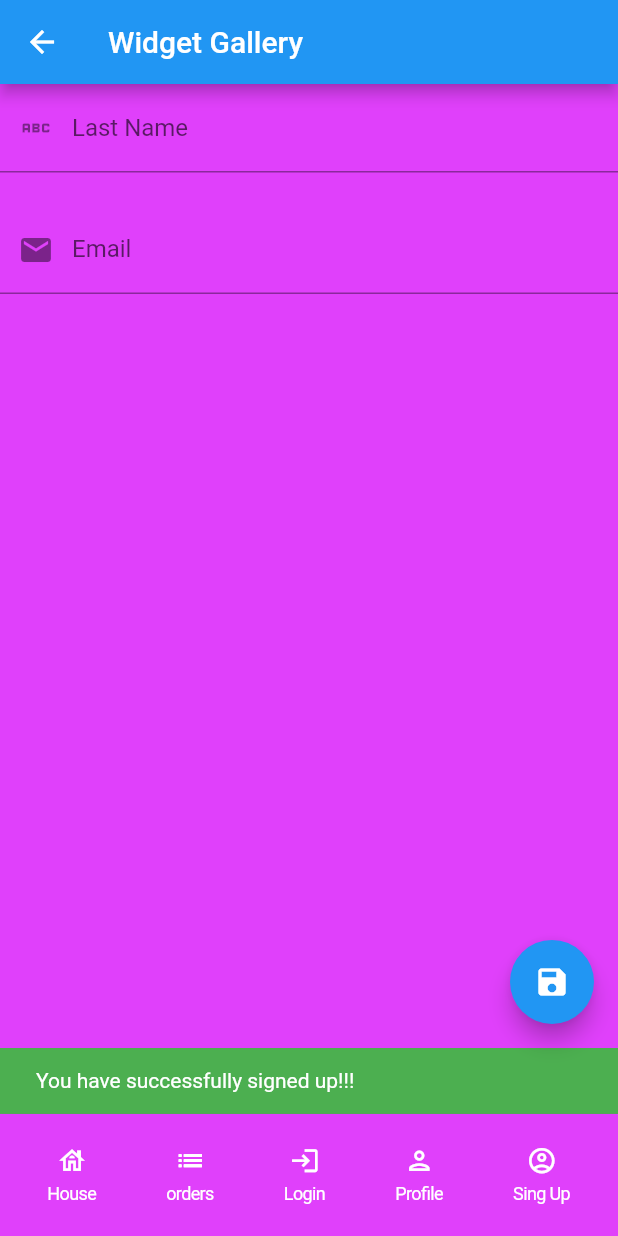
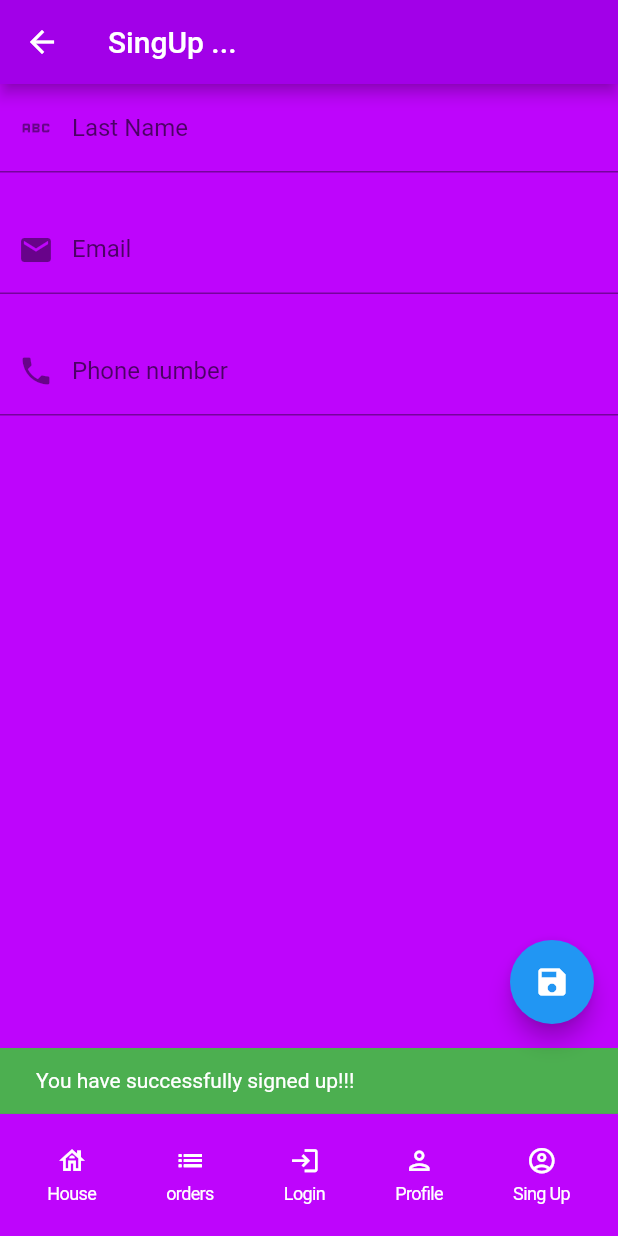
Before and after one commit to Soldier-2790/widgetgallery_-Quijano_Vazquez_Carlos-_9B, a Flutter app: the SingUpScreen screen opened by its route, after a tap on the "save" icon, on a phone screen of 412 x 824 dp. Run offline on Flutter 3.47's test engine with Material 2 defaults, Android fonts, the phone set to English and light mode, and no system bars.

Commit message:
Cambios (Act2)

```diff
--- a/lib/main.dart
+++ b/lib/main.dart
@@ -8,7 +8,7 @@ class MyApp extends StatelessWidget {
   @override
   Widget build(BuildContext context) {
     return MaterialApp(
-      title: 'Widget Gallery',
+      title: 'Mini proyecto',
       debugShowCheckedModeBanner: false,
       initialRoute: AppRoute.root,
       routes: AppRoute.getRoutes(),
--- a/lib/models/student.dart
+++ b/lib/models/student.dart
@@ -10,7 +10,7 @@ class Student {
     this.gender = 0,
     this.country = '',
   });
-  factory Student.empty() => const Student(
+  factory Student.empty() => Student(
       firstName: '',
       lastName: '',
       email: '',
--- a/lib/screens/home_screen.dart
+++ b/lib/screens/home_screen.dart
@@ -5,7 +5,6 @@ import '../widgets/buttom_menu.dart';
 
 class HomeScreen extends StatelessWidget {
   const HomeScreen({Key? key}) : super(key: key);
-  @override
   @override
   Widget build(BuildContext context) {
     return Scaffold(
--- a/lib/screens/login_screen.dart
+++ b/lib/screens/login_screen.dart
@@ -8,9 +8,10 @@ class LoginScreen extends StatelessWidget {
   @override
   Widget build(BuildContext context) {
     return Scaffold(
-      backgroundColor: Colors.redAccent,
+      backgroundColor: Color.fromARGB(255, 135, 236, 76),
       appBar: AppBar(
-        title: const Text('Widget Gallery'),
+        title: const Text('Login screen....'),
+        backgroundColor: Colors.green,
       ),
       body: Center(
         child: Column(
--- a/lib/screens/orders_screen.dart
+++ b/lib/screens/orders_screen.dart
@@ -8,9 +8,10 @@ class OrderScreen extends StatelessWidget {
   @override
   Widget build(BuildContext context) {
     return Scaffold(
-      backgroundColor: Colors.pinkAccent,
+      backgroundColor: Color.fromARGB(255, 64, 245, 255),
       appBar: AppBar(
-        title: const Text('Widget Gallery'),
+        title: const Text('Orders Screen...'),
+        backgroundColor: Colors.greenAccent.shade200,
       ),
       body: Center(
         child: Column(
--- a/lib/screens/profie_screen.dart
+++ b/lib/screens/profie_screen.dart
@@ -8,9 +8,10 @@ class ProfileScreen extends StatelessWidget {
   @override
   Widget build(BuildContext context) {
     return Scaffold(
-      backgroundColor: Colors.amberAccent,
+      backgroundColor: Color.fromARGB(255, 205, 165, 20),
       appBar: AppBar(
-        title: const Text('Widget Gallery'),
+        title: const Text('Profile Screen...'),
+        backgroundColor: Color.fromARGB(255, 167, 167, 37),
       ),
       body: Center(
         child: Column(
--- a/lib/screens/singup_screen.dart
+++ b/lib/screens/singup_screen.dart
@@ -1,35 +1,41 @@
 import 'package:flutter/material.dart';
 import 'package:widgetgallery/models/models.dart';
 import 'package:widgetgallery/widgets/widgets.dart';
-
 import '../routes/app_routes.dart';
-import '../widgets/buttom_menu.dart';
 
 class SingUpScreen extends StatelessWidget {
   const SingUpScreen({Key? key}) : super(key: key);
   @override
   Widget build(BuildContext context) {
     return Scaffold(
-      backgroundColor: Colors.purpleAccent,
+      backgroundColor: Color.fromARGB(255, 190, 5, 252),
       appBar: AppBar(
-        title: const Text('Widget Gallery'),
+        title: const Text('SingUp ...'),
+        backgroundColor: Color.fromARGB(255, 162, 0, 232),
       ),
       body: SingleChildScrollView(
         child: Form(
           child: Column(
-            children: <Widget>[
-              const InputForm(
+            children: const <Widget>[
+              InputForm(
                 labelText: 'Last Name',
                 hintText: 'Enter your last name',
                 icon: Icons.abc,
                 isRequired: true,
               ),
-              const InputForm(
+              InputForm(
                 labelText: 'Email',
                 hintText: 'Enter your email',
                 icon: Icons.email,
                 isRequired: true,
                 keyboardType: TextInputType.emailAddress,
+              ),
+              InputForm(
+                labelText: 'Phone number',
+                hintText: 'Declare su número telefonico',
+                icon: Icons.phone,
+                isRequired: false,
+                keyboardType: TextInputType.phone,
               ),
             ],
           ),
@@ -39,7 +45,7 @@ class SingUpScreen extends StatelessWidget {
         child: const Icon(Icons.save),
         onPressed: () {
           const snackBar = SnackBar(
-            content: const Text('You have successfully signed up!!!'),
+            content: Text('You have successfully signed up!!!'),
             backgroundColor: Colors.green,
           );
           ScaffoldMessenger.of(context).showSnackBar(snackBar);
--- a/lib/widgets/widgets.dart
+++ b/lib/widgets/widgets.dart
@@ -2,3 +2,4 @@ export 'package:widgetgallery/widgets/button_menu.dart';
 export 'package:widgetgallery/widgets/buttom_menu.dart';
 export 'package:widgetgallery/widgets/genders _control.dart';
 export 'package:widgetgallery/widgets/input_form.dart';
+export 'package:widgetgallery/widgets/dropdown_form.dart';
```
